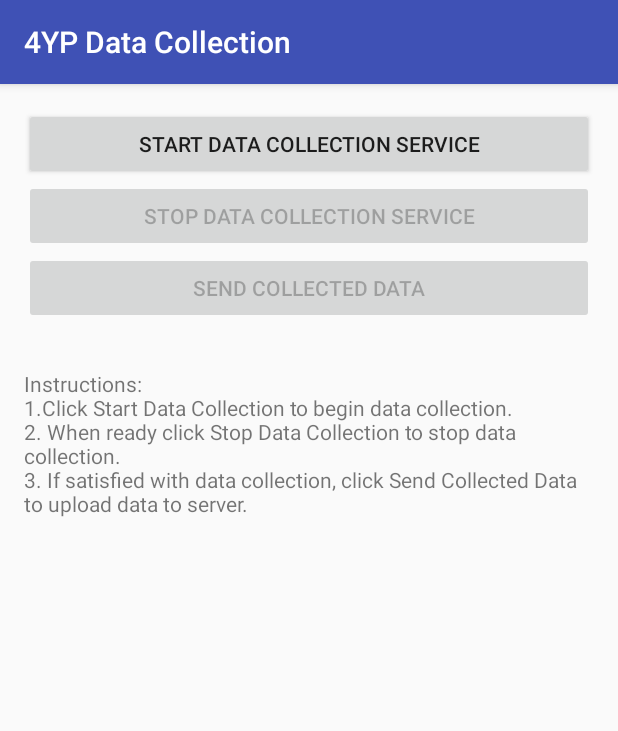
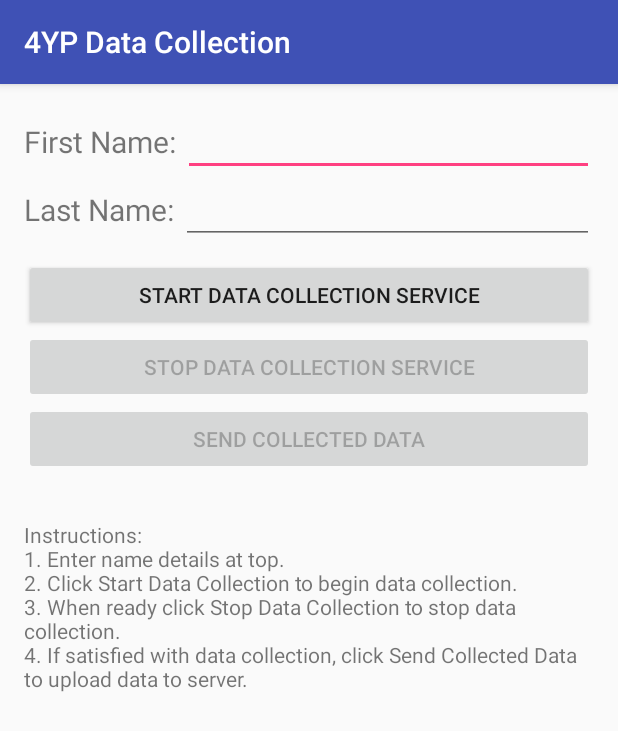
Before and after one commit to Oxford-step-counter/Data-Collection-Android-App, an Android app: the screen it shows after launch (MainActivity), after a tap on "SEND COLLECTED DATA", on a phone screen of 412 x 824 dp. Shown: the top 731 px of the screen. Run offline under Robolectric (Android 15) with nearby library versions, the phone set to English and light mode, and no system bars; 1 statement that could not run was skipped; 2 other taps on this screen came first.

Commit message:
chg: Added name-based zip file naming. Added metadata file to zip

```diff
--- a/app/src/main/java/com/jamie/android/a4ypdatacollection/MainActivity.java
+++ b/app/src/main/java/com/jamie/android/a4ypdatacollection/MainActivity.java
@@ -3,23 +3,27 @@ package com.jamie.android.a4ypdatacollection;
 import android.Manifest;
 import android.app.ProgressDialog;
 import android.content.Context;
+import android.content.SharedPreferences;
 import android.content.pm.PackageManager;
 import android.hardware.Sensor;
 import android.hardware.SensorManager;
 import android.os.AsyncTask;
-import android.os.Build;
 import android.support.v4.app.ActivityCompat;
-import android.support.v4.os.AsyncTaskCompat;
 import android.support.v7.app.AppCompatActivity;
 import android.os.Bundle;
 import android.telephony.TelephonyManager;
+import android.text.Editable;
+import android.text.TextWatcher;
 import android.util.Log;
 import android.view.View;
 import android.widget.Button;
-import android.widget.Toast;
+import android.widget.EditText;
 
 import java.io.File;
+import java.io.FileNotFoundException;
+import java.io.FileOutputStream;
 import java.io.IOException;
+import java.io.OutputStreamWriter;
 import java.util.ArrayList;
 import java.util.Arrays;
 import java.util.Calendar;
@@ -29,10 +33,16 @@ public class MainActivity extends AppCompatActivity {
     private Button mStartCollectionButton;
     private Button mStopCollectionButton;
     private Button mSendDataButton;
+    private EditText mFirstNameEditText;
+    private EditText mLastNameEditTest;
+
     private SensorLogger mLogger;
     private SensorManager sensorManager;
     private File filesDir;
     private String[] sensors;
+
+    private String firstName;
+    private String lastName;
 
     private static final int[] sensorTypes = {Sensor.TYPE_ACCELEROMETER,
             Sensor.TYPE_GYROSCOPE,
@@ -44,12 +54,19 @@ public class MainActivity extends AppCompatActivity {
     private static final String[] FILE_PERMISSIONS = {Manifest.permission.READ_EXTERNAL_STORAGE, Manifest.permission.WRITE_EXTERNAL_STORAGE};
     private static final String LOG = "MainActivity";
     private static final String SERVER_URL = Server_Details.SERVER_URL;
-
+    private static final String SP_FIRST_NAME_KEY = "com.jamie.android.a4ypdatacollection.sp_first_name";
+    private static final String SP_LAST_NAME_KEY = "com.jamie.android.a4ypdatacollection.sp_last_name";
 
     @Override
     protected void onCreate(Bundle savedInstanceState) {
         super.onCreate(savedInstanceState);
         setContentView(R.layout.activity_main);
+
+        //Get name data.
+        SharedPreferences sp = getPreferences(MODE_PRIVATE);
+        firstName = sp.getString(SP_FIRST_NAME_KEY, "");
+        lastName = sp.getString(SP_LAST_NAME_KEY, "");
+
 
         //Permissions for Android >=6.0
         int permission = ActivityCompat.checkSelfPermission(this, Manifest.permission.WRITE_EXTERNAL_STORAGE);
@@ -76,6 +93,60 @@ public class MainActivity extends AppCompatActivity {
             sensors[k] = Utils.mapSensorType(i);
             k++;
         }
+
+        mFirstNameEditText = (EditText) findViewById(R.id.first_name_edit_text);
+        mFirstNameEditText.setText(firstName);
+
+        mLastNameEditTest = (EditText) findViewById(R.id.last_name_edit_text);
+        mLastNameEditTest.setText(lastName);
+
+        mFirstNameEditText.addTextChangedListener(new TextWatcher() {
+            @Override
+            public void beforeTextChanged(CharSequence s, int start, int count, int after) {
+
+            }
+
+            @Override
+            public void onTextChanged(CharSequence s, int start, int before, int count) {
+
+            }
+
+            @Override
+            public void afterTextChanged(Editable s) {
+
+                SharedPreferences sp = getPreferences(MODE_PRIVATE);
+                SharedPreferences.Editor editor = sp.edit();
+                editor.putString(SP_FIRST_NAME_KEY, s.toString());
+                editor.commit();
+                firstName = s.toString();
+                Log.d(LOG, lastName);
+            }
+        });
+
+        mLastNameEditTest.addTextChangedListener(new TextWatcher() {
+            @Override
+            public void beforeTextChanged(CharSequence s, int start, int count, int after) {
+
+            }
+
+            @Override
+            public void onTextChanged(CharSequence s, int start, int before, int count) {
+
+            }
+
+            @Override
+            public void afterTextChanged(Editable s) {
+
+                SharedPreferences sp = getPreferences(MODE_PRIVATE);
+                SharedPreferences.Editor editor = sp.edit();
+                editor.putString(SP_LAST_NAME_KEY, s.toString());
+                editor.commit();
+
+                lastName = s.toString();
+                Log.d(LOG, lastName);
+
+            }
+        });
 
         //Wire up start data collection button
         mStartCollectionButton = (Button) findViewById(R.id.start_service_button);
@@ -118,8 +189,10 @@ public class MainActivity extends AppCompatActivity {
                 //Create name of zip: UUID + timestamp.
                 TelephonyManager tm = (TelephonyManager) getSystemService(Context.TELEPHONY_SERVICE);
                 Calendar c = Calendar.getInstance();
-                String zipName = tm.getDeviceId() + '.' + Utils.formatDate(c.getTime()) + ".zip";
+                String zipName = firstName + "." + lastName + '.' + Utils.formatDate(c.getTime()) + ".zip";
                 Log.d(LOG, zipName);
+
+                createMetadataFile(filesDir);
 
                 File[] listOfFiles = filesDir.listFiles();
                 File zip = Utils.zip(Arrays.asList(listOfFiles), filesDir.getAbsolutePath() + "/" + zipName);
@@ -146,6 +219,33 @@ public class MainActivity extends AppCompatActivity {
         mStartCollectionButton.setEnabled(true);
         mStopCollectionButton.setEnabled(false);
 
+    }
+
+    private void createMetadataFile(File filesDir) {
+
+        String output = "";
+        for (int type : sensorTypes) {
+            Sensor sensor;
+            if (sensorManager.getDefaultSensor(type) != null) {
+                sensor = sensorManager.getDefaultSensor(type);
+                String sensor_type = Utils.mapSensorType(type);
+                String sensor_name = sensor.getName();
+
+                output += sensor_type + " : " + sensor_name + "\n";
+            }
+        }
+
+        try {
+            File metaData = new File(filesDir + "/metadata.txt");
+            FileOutputStream outputStream = new FileOutputStream(metaData);
+            OutputStreamWriter out = new OutputStreamWriter(outputStream);
+            out.append(output);
+            out.flush();
+            out.close();
+            outputStream.close();
+        } catch (IOException e) {
+            e.printStackTrace();
+        }
     }
 
     private class FileUpload extends AsyncTask<String, Void, String> {
@@ -180,4 +280,6 @@ public class MainActivity extends AppCompatActivity {
 
 
     }
+
+
 }
--- a/app/src/main/res/layout/activity_main.xml
+++ b/app/src/main/res/layout/activity_main.xml
@@ -10,6 +10,37 @@
     android:paddingBottom="@dimen/activity_vertical_margin"
     android:orientation="vertical"
     tools:context="com.jamie.android.a4ypdatacollection.MainActivity">
+
+    <LinearLayout
+    android:layout_width="match_parent"
+    android:layout_height="wrap_content">
+    <TextView
+        android:layout_width="wrap_content"
+        android:layout_height="match_parent"
+        android:text="First Name: "
+        android:gravity="center"
+        android:textSize="20dp"/>
+    <EditText
+        android:layout_width="match_parent"
+        android:layout_height="wrap_content"
+        android:id="@+id/first_name_edit_text"/>
+    </LinearLayout>
+
+    <LinearLayout
+        android:layout_width="match_parent"
+        android:layout_height="wrap_content"
+        android:layout_marginBottom="10dp">
+        <TextView
+            android:layout_width="wrap_content"
+            android:layout_height="match_parent"
+            android:text="Last Name: "
+            android:gravity="center"
+            android:textSize="20dp"/>
+        <EditText
+            android:layout_width="match_parent"
+            android:layout_height="wrap_content"
+            android:id="@+id/last_name_edit_text"/>
+    </LinearLayout>
 
     <Button
         android:id = "@+id/start_service_button"
--- a/app/src/main/res/values/strings.xml
+++ b/app/src/main/res/values/strings.xml
@@ -1,4 +1,4 @@
 <resources>
     <string name="app_name">4YP Data Collection</string>
-    <string name="instructions">Instructions:\n1.Click Start Data Collection to begin data collection.\n2. When ready click Stop Data Collection to stop data collection.\n3. If satisfied with data collection, click Send Collected Data to upload data to server.</string>
+    <string name="instructions">Instructions:\n1. Enter name details at top.\n2. Click Start Data Collection to begin data collection.\n3. When ready click Stop Data Collection to stop data collection.\n4. If satisfied with data collection, click Send Collected Data to upload data to server.</string>
 </resources>
```
